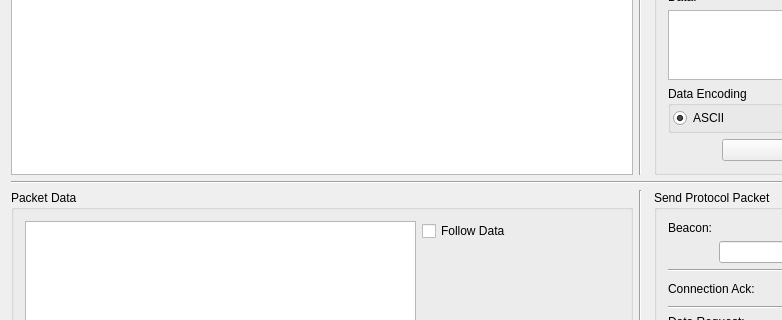
BennettRand/Dr-Wattson, file tools/rfPacketInterface/widget.ui: the form before one commit; both pictures show x 0 to 782 and y 157 to 477 of the 938 by 658 pixel window.
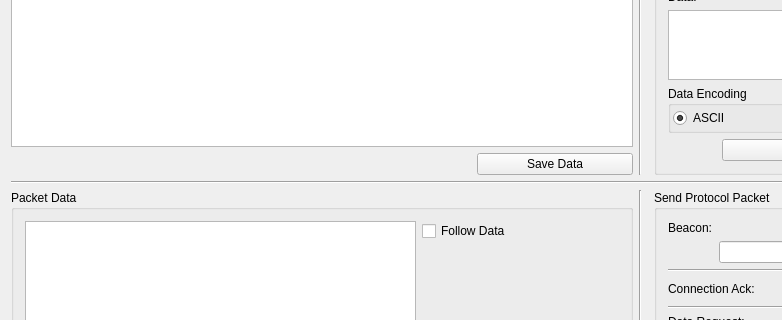
The form after the commit.

What changed in the file:
```diff
--- a/tools/rfPacketInterface/widget.ui
+++ b/tools/rfPacketInterface/widget.ui
@@ -427,43 +427,6 @@
      </layout>
     </widget>
    </item>
-   <item row="2" column="0" rowspan="3" colspan="7">
-    <widget class="QTableView" name="tableView">
-     <property name="editTriggers">
-      <set>QAbstractItemView::NoEditTriggers</set>
-     </property>
-     <property name="showDropIndicator" stdset="0">
-      <bool>false</bool>
-     </property>
-     <property name="dragDropOverwriteMode">
-      <bool>false</bool>
-     </property>
-     <property name="alternatingRowColors">
-      <bool>true</bool>
-     </property>
-     <property name="selectionMode">
-      <enum>QAbstractItemView::ExtendedSelection</enum>
-     </property>
-     <property name="selectionBehavior">
-      <enum>QAbstractItemView::SelectRows</enum>
-     </property>
-     <property name="wordWrap">
-      <bool>true</bool>
-     </property>
-     <property name="cornerButtonEnabled">
-      <bool>false</bool>
-     </property>
-     <attribute name="horizontalHeaderDefaultSectionSize">
-      <number>100</number>
-     </attribute>
-     <attribute name="horizontalHeaderStretchLastSection">
-      <bool>true</bool>
-     </attribute>
-     <attribute name="verticalHeaderShowSortIndicator" stdset="0">
-      <bool>false</bool>
-     </attribute>
-    </widget>
-   </item>
    <item row="6" column="9">
     <widget class="QGroupBox" name="groupBox">
      <property name="title">
@@ -603,6 +566,50 @@
      </layout>
     </widget>
    </item>
+   <item row="2" column="0" rowspan="2" colspan="7">
+    <widget class="QTableView" name="tableView">
+     <property name="editTriggers">
+      <set>QAbstractItemView::NoEditTriggers</set>
+     </property>
+     <property name="showDropIndicator" stdset="0">
+      <bool>false</bool>
+     </property>
+     <property name="dragDropOverwriteMode">
+      <bool>false</bool>
+     </property>
+     <property name="alternatingRowColors">
+      <bool>true</bool>
+     </property>
+     <property name="selectionMode">
+      <enum>QAbstractItemView::ExtendedSelection</enum>
+     </property>
+     <property name="selectionBehavior">
+      <enum>QAbstractItemView::SelectRows</enum>
+     </property>
+     <property name="wordWrap">
+      <bool>true</bool>
+     </property>
+     <property name="cornerButtonEnabled">
+      <bool>false</bool>
+     </property>
+     <attribute name="horizontalHeaderDefaultSectionSize">
+      <number>100</number>
+     </attribute>
+     <attribute name="horizontalHeaderStretchLastSection">
+      <bool>true</bool>
+     </attribute>
+     <attribute name="verticalHeaderShowSortIndicator" stdset="0">
+      <bool>false</bool>
+     </attribute>
+    </widget>
+   </item>
+   <item row="4" column="5" colspan="2">
+    <widget class="QPushButton" name="saveDataButton">
+     <property name="text">
+      <string>Save Data</string>
+     </property>
+    </widget>
+   </item>
   </layout>
  </widget>
  <layoutdefault spacing="6" margin="11"/>
```
